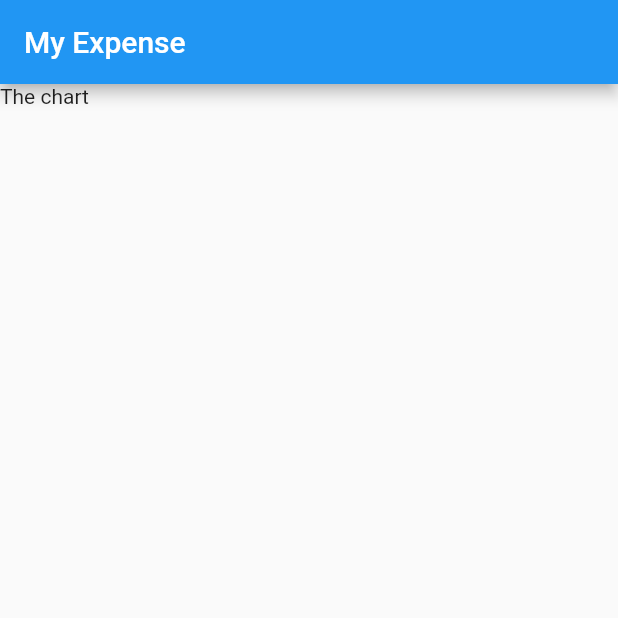
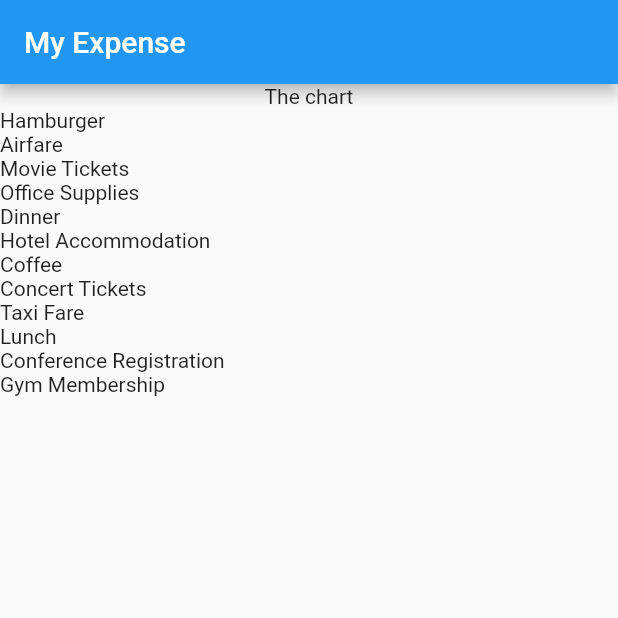
Before and after one commit to K-Mose/Flutter_Udemy_course, a Flutter app: the screen it shows after launch, on a phone screen of 412 x 824 dp, the top half of it. Run offline on Flutter 3.47's test engine with Material 2 defaults, Android fonts, the phone set to English and light mode, and no system bars; missing offline and left inert: dart:ffi.

Commit message:
Efficiently Rendering Long Lists with ListView

```diff
--- a/expense_tracker/lib/expenses.dart
+++ b/expense_tracker/lib/expenses.dart
@@ -1,3 +1,4 @@
+import 'package:expense_tracker/expenses_list.dart';
 import 'package:expense_tracker/model/expense.dart';
 import 'package:flutter/material.dart';
 
@@ -96,8 +97,9 @@ class _ExpensesState extends State<Expenses> {
     return Scaffold(
       appBar: AppBar(title: const Text("My Expense"),),
       body: Column(
-        children: const [
-          Text("The chart")
+        children: [
+          const Text("The chart"),
+          Expanded(child: ExpensesList(expenses: _registeredExpenses))
         ],
       ),
     );
--- /dev/null
+++ b/expense_tracker/lib/expenses_list.dart
@@ -0,0 +1,21 @@
+import 'package:flutter/cupertino.dart';
+
+import 'package:expense_tracker/model/expense.dart';
+
+class ExpensesList extends StatelessWidget {
+  ExpensesList({super.key, required this.expenses});
+
+  final List<Expense> expenses;
+
+  @override
+  Widget build(BuildContext context) {
+    return ListView.builder(
+      key: ObjectKey(expenses),
+      // shrinkWrap: true, // unbounded height error
+      itemCount: expenses.length,
+      itemBuilder: (context, index) {
+        return Text(expenses[index].title);
+      },
+    );
+  }
+}
```
